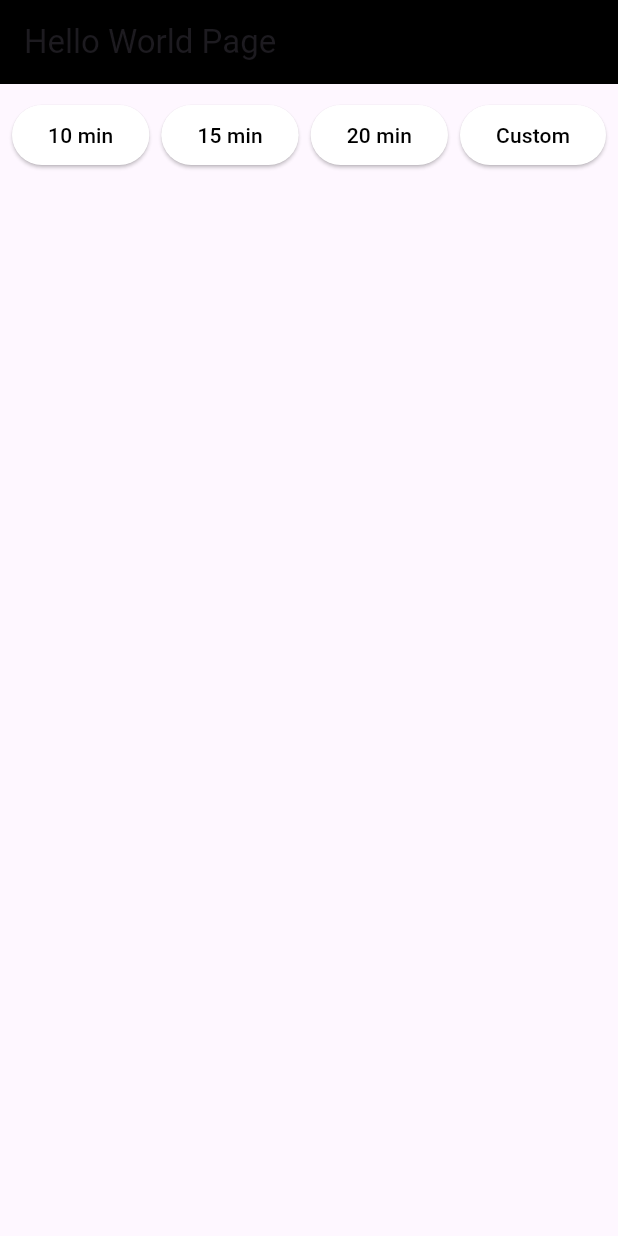
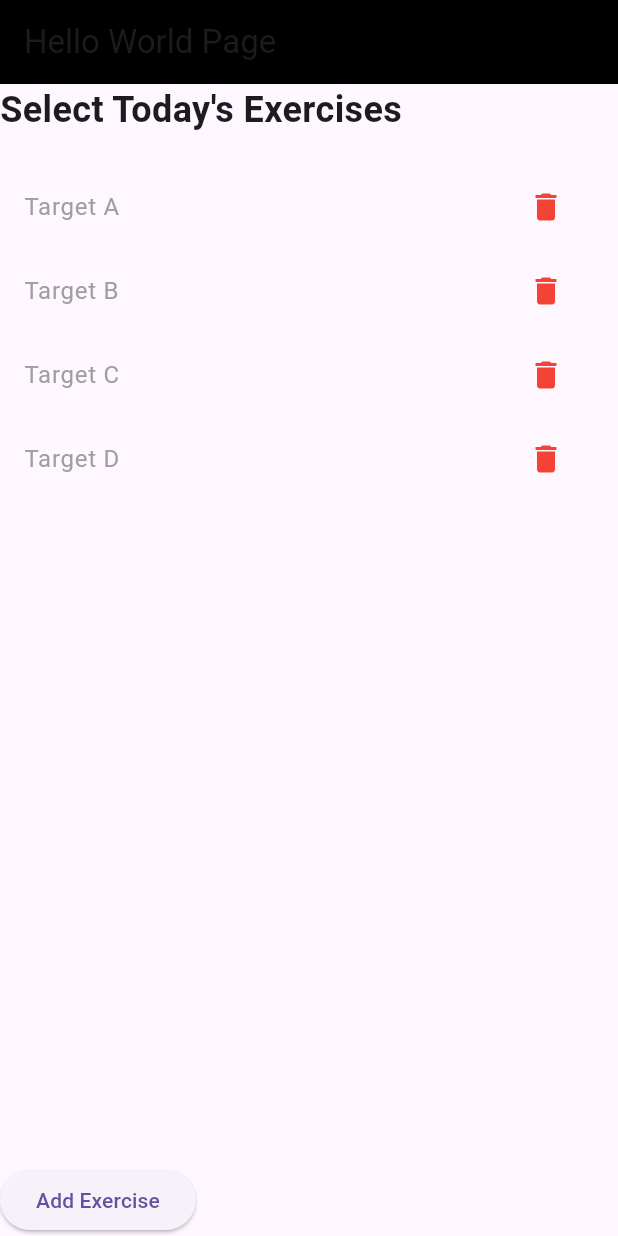
Before and after one commit to yayaya142/Activity-Shuffle, a Flutter app: the screen it shows after launch, on a phone screen of 412 x 824 dp. Run offline on Flutter 3.47's test engine with Material 3 defaults, Android fonts, the phone set to English and light mode, and no system bars; our stand-ins replace audioplayers, flutter_tts.

Commit message:
add exericese files

```diff
--- /dev/null
+++ b/lib/pages/exercise_widget.dart
@@ -0,0 +1,119 @@
+// ignore_for_file: library_private_types_in_public_api
+
+import 'package:flutter/material.dart';
+import 'package:sharp_shooter_pro/services/exercise_api.dart';
+
+class ExerciseWidget extends StatefulWidget {
+  const ExerciseWidget({super.key});
+
+  @override
+  _ExerciseWidgetState createState() => _ExerciseWidgetState();
+}
+
+class _ExerciseWidgetState extends State<ExerciseWidget> {
+  ExerciseAPI exerciseAPI = ExerciseAPI();
+  String? selectedExercise; // Track the selected exercise
+
+  // Method to show a dialog for adding a new exercise
+  void _showAddExerciseDialog() {
+    TextEditingController controller = TextEditingController();
+
+    showDialog(
+      context: context,
+      builder: (context) {
+        return AlertDialog(
+          title: const Text('Add Exercise'),
+          content: TextField(
+            controller: controller,
+            decoration: const InputDecoration(labelText: 'Exercise Name'),
+          ),
+          actions: [
+            TextButton(
+              onPressed: () {
+                String name = controller.text.trim();
+                if (name.isNotEmpty) {
+                  try {
+                    exerciseAPI.addExercise(name);
+                    Navigator.of(context).pop(); // Close dialog
+                    setState(() {}); // Refresh the UI
+                  } catch (e) {
+                    // Handle exception (e.g., exercise already exists)
+                    ScaffoldMessenger.of(context).showSnackBar(
+                      SnackBar(content: Text(e.toString())),
+                    );
+                  }
+                }
+              },
+              child: const Text('Add'),
+            ),
+            TextButton(
+              onPressed: () => Navigator.of(context).pop(),
+              child: const Text('Cancel'),
+            ),
+          ],
+        );
+      },
+    );
+  }
+
+  // Method to speak the selected exercise
+  void _speakExercise(String name) async {
+    await exerciseAPI.speakExercise(name);
+  }
+
+  @override
+  Widget build(BuildContext context) {
+    return Column(
+      crossAxisAlignment: CrossAxisAlignment.start,
+      children: [
+        const Text(
+          'Select Today\'s Exercises',
+          style: TextStyle(fontSize: 24, fontWeight: FontWeight.bold),
+        ),
+        const SizedBox(height: 20),
+
+        // List of exercises
+        Expanded(
+          child: ListView.builder(
+            itemCount: exerciseAPI.exercises.length,
+            itemBuilder: (context, index) {
+              Exercise exercise = exerciseAPI.exercises[index];
+              return ListTile(
+                title: Text(
+                  exercise.name,
+                  style: TextStyle(
+                    color: selectedExercise == exercise.name
+                        ? Colors.blue
+                        : Colors.grey,
+                  ),
+                ),
+                onTap: () {
+                  setState(() {
+                    selectedExercise =
+                        exercise.name; // Update selected exercise
+                    _speakExercise(exercise.name); // Speak exercise name
+                  });
+                },
+                trailing: IconButton(
+                  icon: const Icon(Icons.delete, color: Colors.red),
+                  onPressed: () {
+                    setState(() {
+                      exerciseAPI
+                          .deleteExercise(exercise.name); // Delete exercise
+                    });
+                  },
+                ),
+              );
+            },
+          ),
+        ),
+
+        // Button to add a new exercise
+        ElevatedButton(
+          onPressed: _showAddExerciseDialog,
+          child: const Text('Add Exercise'),
+        ),
+      ],
+    );
+  }
+}
--- a/lib/pages/home.dart
+++ b/lib/pages/home.dart
@@ -1,4 +1,5 @@
 import 'package:flutter/material.dart';
+import 'package:sharp_shooter_pro/pages/exercise_widget.dart';
 import 'package:sharp_shooter_pro/pages/timer_widget.dart';
 import 'package:sharp_shooter_pro/theme.dart';
 
@@ -12,10 +13,6 @@ class Home extends StatelessWidget {
           title: const Text('Hello World Page'),
           backgroundColor: ThemeColors().appBarColor,
         ),
-        body: const Column(
-          children: [
-            TimerWidget(),
-          ],
-        ));
+        body: const ExerciseWidget());
   }
 }
--- /dev/null
+++ b/lib/services/exercise_api.dart
@@ -0,0 +1,40 @@
+import 'package:flutter_tts/flutter_tts.dart'; // Assuming you're using flutter_tts for text-to-speech
+
+class ExerciseAPI {
+  List<Exercise> exercises = [
+    Exercise(name: "Target A", ttsFile: "target_a.mp3"),
+    Exercise(name: "Target B", ttsFile: "target_b.mp3"),
+    Exercise(name: "Target C", ttsFile: "target_c.mp3"),
+    Exercise(name: "Target D", ttsFile: "target_d.mp3"),
+  ];
+
+  // Text-to-Speech instance
+  final FlutterTts flutterTts = FlutterTts();
+
+  // Function to add a new exercise
+  void addExercise(String name) {
+    if (exercises.any((exercise) => exercise.name == name)) {
+      throw Exception("Exercise already exists.");
+    }
+    // Create a new exercise and add it to the list
+    exercises.add(Exercise(name: name, ttsFile: "$name.mp3"));
+  }
+
+  // Function to delete an exercise
+  void deleteExercise(String name) {
+    exercises.removeWhere((exercise) => exercise.name == name);
+  }
+
+  // Function to speak the exercise name
+  Future<void> speakExercise(String name) async {
+    await flutterTts.speak(name);
+  }
+}
+
+// Model class for an Exercise
+class Exercise {
+  String name;
+  String ttsFile;
+
+  Exercise({required this.name, required this.ttsFile});
+}
--- a/pubspec.yaml
+++ b/pubspec.yaml
@@ -36,6 +36,10 @@ dependencies:
   # Use with the CupertinoIcons class for iOS style icons.
   cupertino_icons: ^1.0.8
   audioplayers: ^0.20.1
+  flutter_tts: ^4.0.2
+
+
+
 
 dev_dependencies:
   flutter_test:
```
Also changed, not shown: pubspec.lock, 3 other files.
